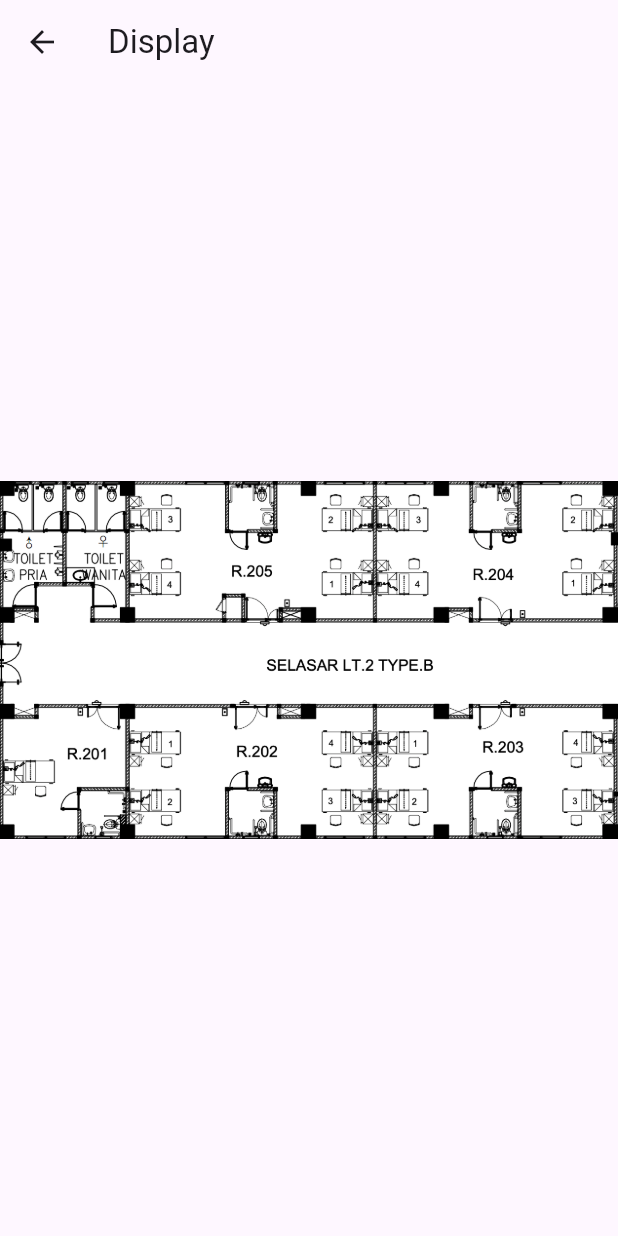
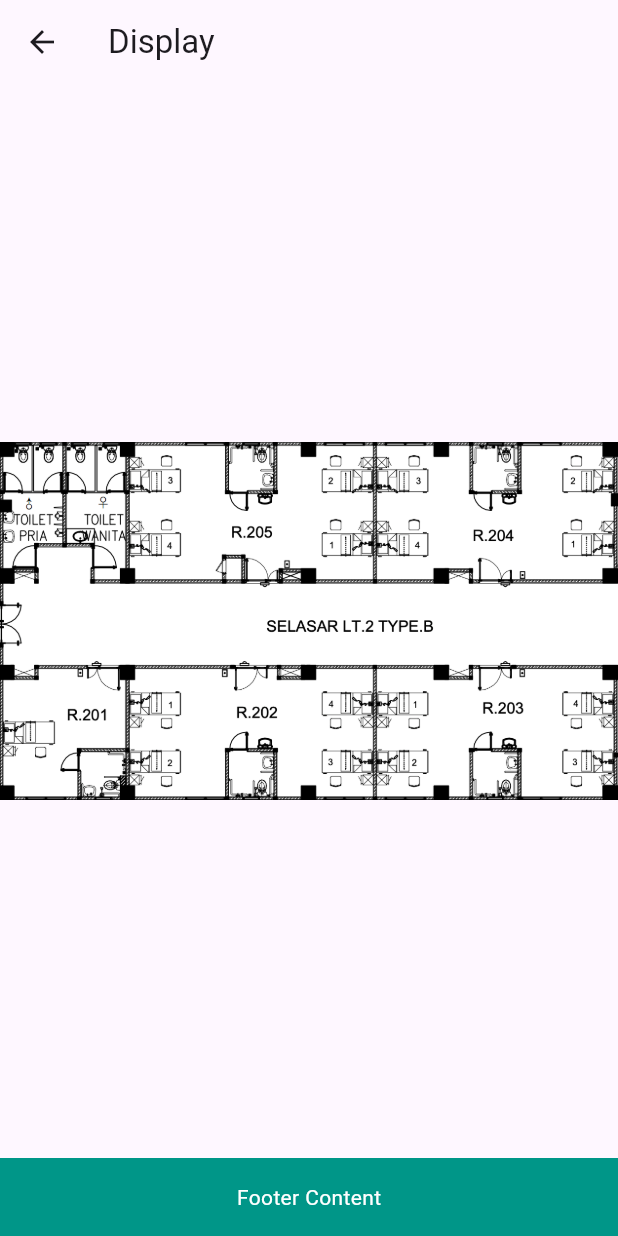
Before and after one commit to termaulmaul/ncrs_flutter, a Flutter app: the DisplayPage screen opened directly, on a phone screen of 412 x 824 dp. Run offline on Flutter 3.47's test engine with Material 3 defaults, Android fonts, the phone set to English and light mode, and no system bars; our stand-ins replace shared_preferences; accounts and stored records are empty.

```diff
--- a/lib/widgets/popup_display.dart
+++ b/lib/widgets/popup_display.dart
@@ -18,6 +18,19 @@ class DisplayPage extends StatelessWidget {
               fit: BoxFit.contain,
             ),
           ),
+          Container(
+            color: Colors.teal, // Sesuaikan dengan warna yang diinginkan
+            padding: const EdgeInsets.all(16.0),
+            child: Row(
+              mainAxisAlignment: MainAxisAlignment.center,
+              children: const [
+                Text(
+                  'Footer Content',
+                  style: TextStyle(color: Colors.white),
+                ),
+              ],
+            ),
+          ),
         ],
       ),
     );
```
